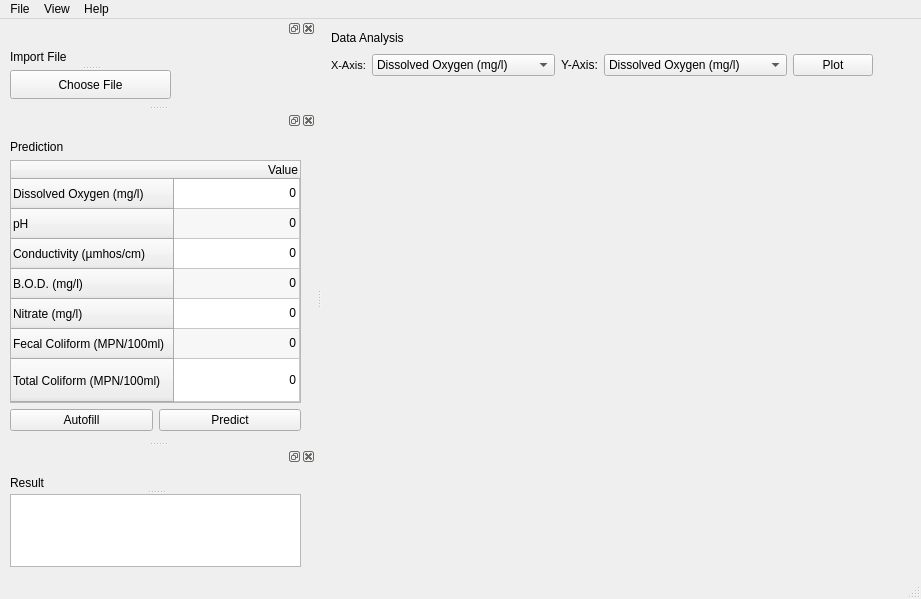
Qt form template.ui (Zeyad-Emara/Intelligent-Water-Quality-Prediction-System) before a commit.
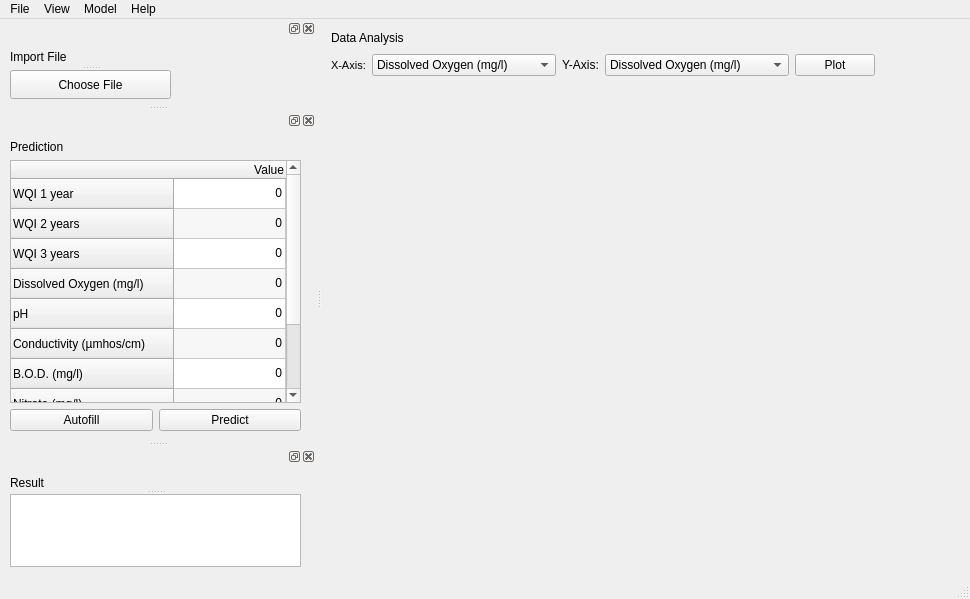
The same form after that commit.

Commit message: Latest verion based on 3/7 meeting

```diff
--- a/template.ui
+++ b/template.ui
@@ -6,7 +6,7 @@
    <rect>
     <x>0</x>
     <y>0</y>
-    <width>921</width>
+    <width>970</width>
     <height>595</height>
    </rect>
   </property>
@@ -14,9 +14,9 @@
    <string>MainWindow</string>
   </property>
   <widget class="QWidget" name="centralwidget">
-   <layout class="QGridLayout" name="gridLayout_3">
+   <layout class="QGridLayout" name="gridLayout_2">
     <item row="1" column="0">
-     <layout class="QHBoxLayout" name="horizontalLayout">
+     <layout class="QHBoxLayout" name="horizontalLayout_2">
       <item>
        <widget class="QLabel" name="xAxisLabel">
         <property name="minimumSize">
@@ -167,7 +167,7 @@
      </layout>
     </item>
     <item row="2" column="0">
-     <layout class="QVBoxLayout" name="verticalLayout">
+     <layout class="QVBoxLayout" name="verticalLayout_2">
       <item>
        <spacer name="verticalSpacer">
         <property name="orientation">
@@ -184,7 +184,7 @@
      </layout>
     </item>
     <item row="0" column="0">
-     <layout class="QHBoxLayout" name="horizontalLayout_2">
+     <layout class="QHBoxLayout" name="horizontalLayout">
       <item>
        <widget class="QLabel" name="dataAnalysisLabel">
         <property name="text">
@@ -214,7 +214,7 @@
     <rect>
      <x>0</x>
      <y>0</y>
-     <width>921</width>
+     <width>970</width>
      <height>21</height>
     </rect>
    </property>
@@ -222,14 +222,7 @@
     <property name="title">
      <string>File</string>
     </property>
-    <widget class="QMenu" name="menuImport">
-     <property name="title">
-      <string>Import</string>
-     </property>
-     <addaction name="actionTraining_data"/>
-     <addaction name="actionAnalysis_data"/>
-    </widget>
-    <addaction name="menuImport"/>
+    <addaction name="actionImport_data"/>
     <addaction name="actionPredict"/>
     <addaction name="actionClose"/>
    </widget>
@@ -247,8 +240,15 @@
     </property>
     <addaction name="actionAbout"/>
    </widget>
+   <widget class="QMenu" name="menuretrian">
+    <property name="title">
+     <string>Model</string>
+    </property>
+    <addaction name="actionRe_train"/>
+   </widget>
    <addaction name="menuFile"/>
    <addaction name="menuView"/>
+   <addaction name="menuretrian"/>
    <addaction name="menuHelp"/>
   </widget>
   <widget class="QStatusBar" name="statusbar"/>
@@ -338,6 +338,13 @@
         </property>
        </widget>
       </item>
+      <item row="0" column="0">
+       <widget class="QLabel" name="predictionLabel">
+        <property name="text">
+         <string>Prediction</string>
+        </property>
+       </widget>
+      </item>
       <item row="1" column="0" colspan="2">
        <widget class="QTableWidget" name="predictionTableWidget">
         <property name="contextMenuPolicy">
@@ -400,6 +407,21 @@
         <attribute name="verticalHeaderStretchLastSection">
          <bool>true</bool>
         </attribute>
+        <row>
+         <property name="text">
+          <string>WQI 1 year</string>
+         </property>
+        </row>
+        <row>
+         <property name="text">
+          <string>WQI 2 years</string>
+         </property>
+        </row>
+        <row>
+         <property name="text">
+          <string>WQI 3 years</string>
+         </property>
+        </row>
         <row>
          <property name="text">
           <string>Dissolved Oxygen (mg/l)</string>
@@ -499,13 +521,30 @@
           <set>AlignTrailing|AlignVCenter</set>
          </property>
         </item>
-       </widget>
-      </item>
-      <item row="0" column="0">
-       <widget class="QLabel" name="predictionLabel">
-        <property name="text">
-         <string>Prediction</string>
-        </property>
+        <item row="7" column="0">
+         <property name="text">
+          <string>0</string>
+         </property>
+         <property name="textAlignment">
+          <set>AlignTrailing|AlignVCenter</set>
+         </property>
+        </item>
+        <item row="8" column="0">
+         <property name="text">
+          <string>0</string>
+         </property>
+         <property name="textAlignment">
+          <set>AlignTrailing|AlignVCenter</set>
+         </property>
+        </item>
+        <item row="9" column="0">
+         <property name="text">
+          <string>0</string>
+         </property>
+         <property name="textAlignment">
+          <set>AlignTrailing|AlignVCenter</set>
+         </property>
+        </item>
        </widget>
       </item>
      </layout>
@@ -592,6 +631,16 @@
     <string>Analysis data</string>
    </property>
   </action>
+  <action name="actionRe_train">
+   <property name="text">
+    <string>Re-train</string>
+   </property>
+  </action>
+  <action name="actionImport_data">
+   <property name="text">
+    <string>Import data</string>
+   </property>
+  </action>
  </widget>
  <resources>
   <include location="pyqt_graph.qrc"/>
```
The commit also changes 2 other files.
